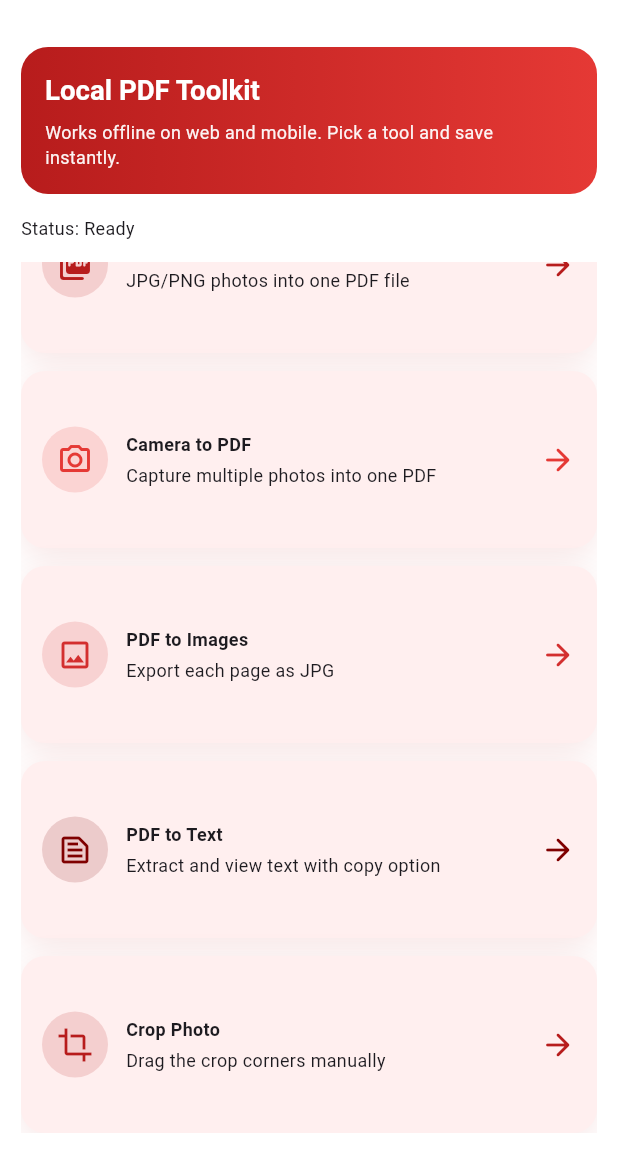
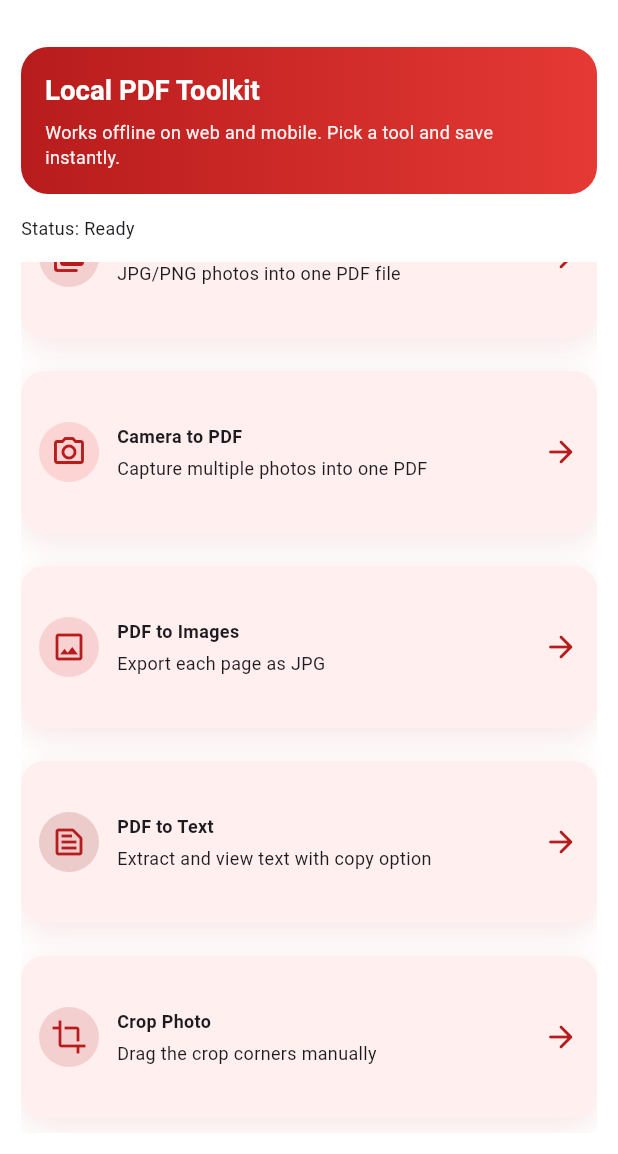
Before and after one commit to maheenmmzafeer/PDF_Studio, a Flutter app: the screen it shows after launch, scrolled down 57 dp, on a phone screen of 412 x 824 dp, the part 82-1236 px from its top. Run offline on Flutter 3.47's test engine with Material 3 defaults, Android fonts, the phone set to English and light mode, and no system bars; our stand-ins replace camera, file_picker, google_fonts, image_picker, pdf, printing; missing offline and left inert: crop_your_image, file_saver, syncfusion_flutter_pdf.

Commit message:
feat: improved action buttons look

```diff
--- a/lib/src/widgets/tool_card.dart
+++ b/lib/src/widgets/tool_card.dart
@@ -36,7 +36,9 @@ class ToolCard extends StatelessWidget {
   @override
   Widget build(BuildContext context) {
     const buttonColor = AppColors.buttonBackground;
-    return Material(
+    return Padding(
+      padding: const EdgeInsets.only(bottom: 10),
+      child: Material(
         color: Colors.transparent,
         child: InkWell(
           borderRadius: BorderRadius.circular(16),
@@ -54,13 +56,13 @@ class ToolCard extends StatelessWidget {
               ],
             ),
             child: Padding(
-            padding: const EdgeInsets.all(14),
+              padding: const EdgeInsets.symmetric(horizontal: 12, vertical: 10),
               child: Row(
                 children: <Widget>[
                   CircleAvatar(
-                  radius: 22,
+                    radius: 20,
                     backgroundColor: color.withValues(alpha: 0.15),
-                  child: Icon(icon, color: color),
+                    child: Icon(icon, color: AppColors.primaryRed),
                   ),
                   const SizedBox(width: 12),
                   Expanded(
@@ -83,8 +85,9 @@ class ToolCard extends StatelessWidget {
                       ],
                     ),
                   ),
-                Icon(Icons.arrow_forward_rounded, color: color),
+                  const Icon(Icons.arrow_forward_rounded, color: AppColors.primaryRed),
                 ],
+              ),
             ),
           ),
         ),
```
Lines whose indentation alone changed are shown as unchanged.
